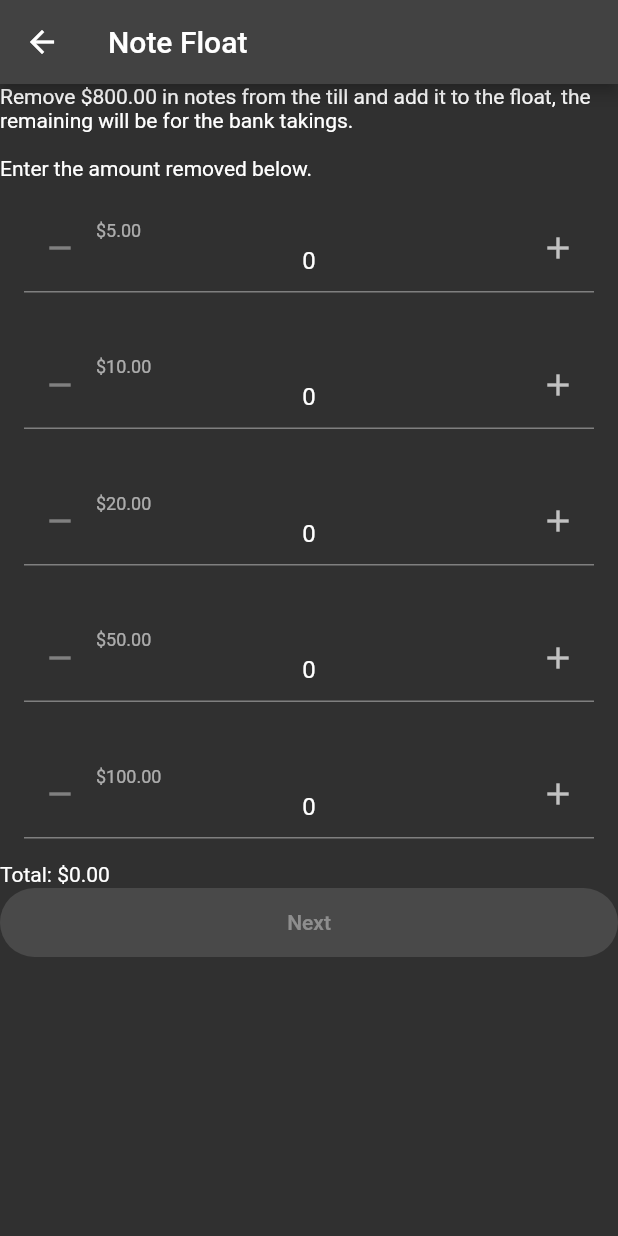
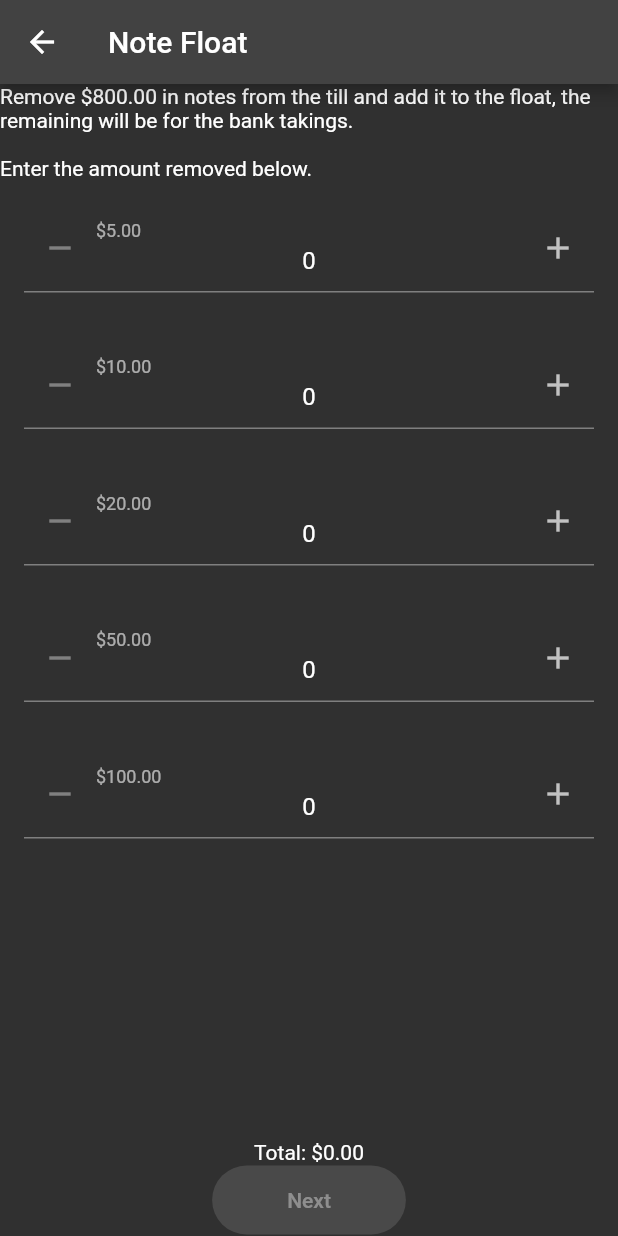
Before and after one commit to G-Tang2/g-tang2.github.io, a Flutter app: the NoteFloatPage screen opened by its route, on a phone screen of 412 x 824 dp. Run offline on Flutter 3.47's test engine with Material 2 defaults, Android fonts, the phone set to English and light mode, and no system bars; drawn by our look-alikes of flutter_spinbox.

Commit message:
Note float total and button is fixed bottom

```diff
--- a/lib/page/note_float.dart
+++ b/lib/page/note_float.dart
@@ -32,16 +32,16 @@ class _NotenFloatPageState extends State<NoteFloatPage> {
             makeInstructionText(),
             Expanded(
                 child: Scrollbar(
-                    child: ListView(children: [
-              const FloatHorizontalSpinBox(0, '\$5.00', CashType.note),
-              const FloatHorizontalSpinBox(1, '\$10.00', CashType.note),
-              const FloatHorizontalSpinBox(2, '\$20.00', CashType.note),
-              const FloatHorizontalSpinBox(3, '\$50.00', CashType.note),
-              const FloatHorizontalSpinBox(4, '\$100.00', CashType.note),
-              Text(
-                  'Total: \$${context.watch<FloatModel>().getTotalNotes.toStringAsFixed(2)}'),
-              makeButton()
-            ])))
+                    child: ListView(children: const [
+              FloatHorizontalSpinBox(0, '\$5.00', CashType.note),
+              FloatHorizontalSpinBox(1, '\$10.00', CashType.note),
+              FloatHorizontalSpinBox(2, '\$20.00', CashType.note),
+              FloatHorizontalSpinBox(3, '\$50.00', CashType.note),
+              FloatHorizontalSpinBox(4, '\$100.00', CashType.note),
+            ]))),
+            Text(
+                'Total: \$${context.watch<FloatModel>().getTotalNotes.toStringAsFixed(2)}'),
+            makeButton()
           ])));
 
   Widget makeInstructionText() {
```
